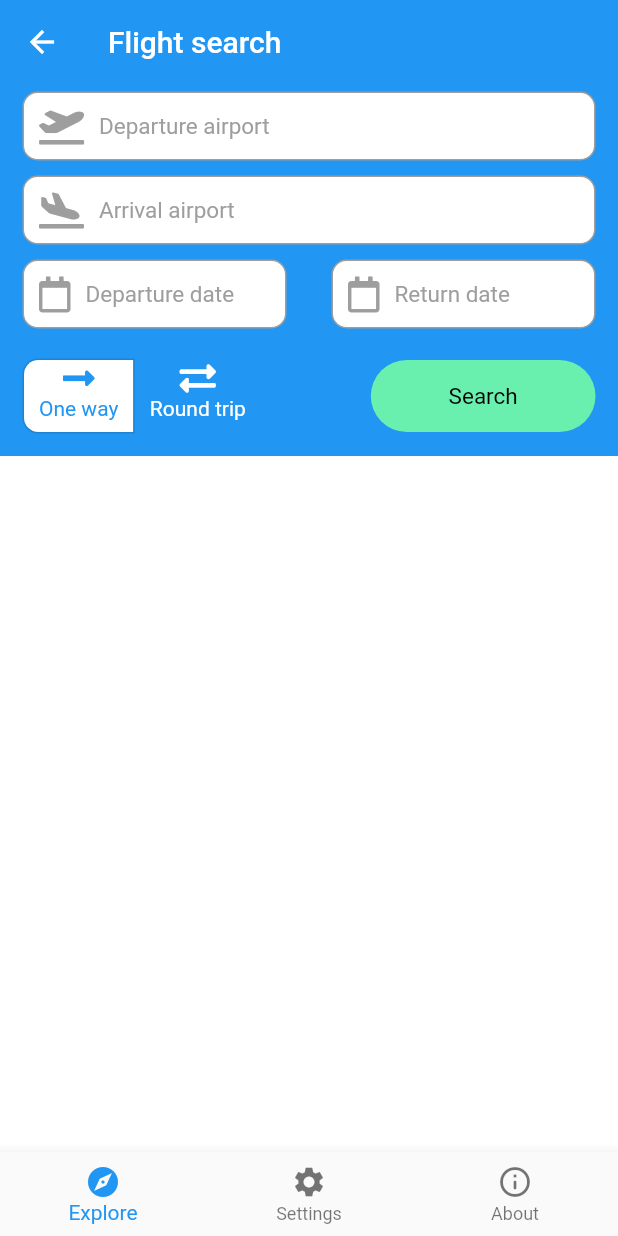
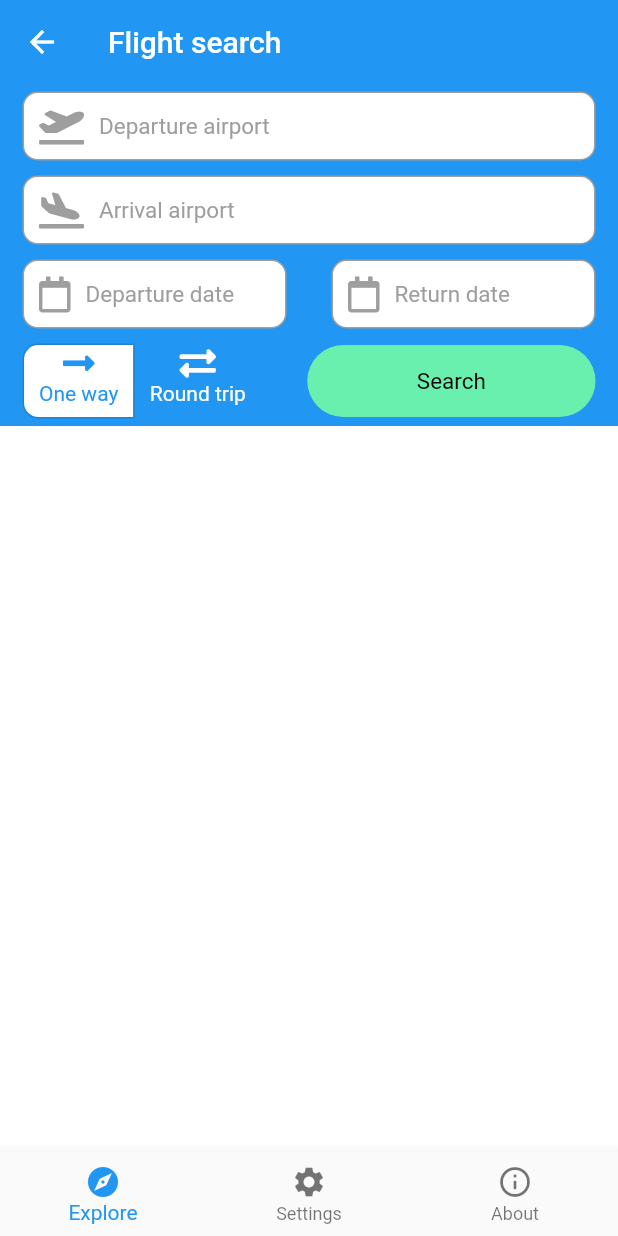
Before and after one commit to tombortniak/TravelFinder, a Flutter app: the screen it shows after launch, after a tap on "Find flights", on a phone screen of 412 x 824 dp. Run offline on Flutter 3.47's test engine with Material 2 defaults, Android fonts, the light colour scheme and no system bars; our stand-ins replace cloud_firestore, firebase_core, flutter_spinkit, font_awesome_flutter, modal_bottom_sheet; missing offline and left inert: emoji_flag_converter; accounts and stored records are empty.

Commit message:
Fix system back button behavior

```diff
--- a/lib/components/flight_search_field.dart
+++ b/lib/components/flight_search_field.dart
@@ -1,6 +1,6 @@
 import 'package:flutter/material.dart';
 import 'package:font_awesome_flutter/font_awesome_flutter.dart';
-import 'package:travel_finder/pages/airport_selection_page.dart';
+import 'package:travel_finder/pages/airport_country_selection_page.dart';
 import 'package:modal_bottom_sheet/modal_bottom_sheet.dart';
 import 'package:travel_finder/components/selection_sheet.dart';
 
--- a/lib/components/search_button.dart
+++ b/lib/components/search_button.dart
@@ -12,7 +12,7 @@ class SearchButton extends StatelessWidget {
           textAlign: TextAlign.center,
           style: TextStyle(fontSize: 15.0, color: Colors.black),
         ),
-        margin: EdgeInsets.only(top: 5.0, bottom: 5.0, right: 15.0),
+        margin: EdgeInsets.symmetric(horizontal: 15.0, vertical: 5.0),
         padding: EdgeInsets.all(15.0),
         decoration: BoxDecoration(
           color: Colors.greenAccent,
--- /dev/null
+++ b/lib/models/airport.dart
@@ -0,0 +1,21 @@
+class Airport {
+  final String _name;
+  final String _country;
+  final String _countryAlpha2Code;
+  final String _iataCode;
+
+  Airport(
+      {required name,
+      required country,
+      required countryAlpha2Code,
+      required iataCode})
+      : _name = name,
+        _country = country,
+        _countryAlpha2Code = countryAlpha2Code,
+        _iataCode = iataCode;
+
+  String get name => _name;
+  String get country => _country;
+  String get countryAlpha2Code => _countryAlpha2Code;
+  String get iataCode => _iataCode;
+}
--- a/lib/pages/explore_page.dart
+++ b/lib/pages/explore_page.dart
@@ -12,8 +12,7 @@ class ExplorePage extends StatefulWidget {
 class _ExplorePageState extends State<ExplorePage> {
   @override
   Widget build(BuildContext context) {
-    return Scaffold(
-      body: Column(
+    return Column(
       children: [
         Expanded(
           child: Container(
@@ -54,7 +53,6 @@ class _ExplorePageState extends State<ExplorePage> {
         ),
         Expanded(child: SizedBox()),
       ],
-      ),
     );
   }
 }
--- a/lib/pages/flight_search_page.dart
+++ b/lib/pages/flight_search_page.dart
@@ -2,10 +2,11 @@ import 'package:flutter/material.dart';
 import 'package:flutter_spinkit/flutter_spinkit.dart';
 import 'package:font_awesome_flutter/font_awesome_flutter.dart';
 import 'package:modal_bottom_sheet/modal_bottom_sheet.dart';
-import 'package:travel_finder/pages/airport_selection_page.dart';
+import 'package:travel_finder/pages/airport_country_selection_page.dart';
 import 'package:travel_finder/components/flight_search_field.dart';
 import 'package:travel_finder/components/search_button.dart';
-import 'package:travel_finder/services/airports.dart';
+import 'package:travel_finder/services/database.dart';
+import 'package:travel_finder/models/airport.dart';
 
 class FlightSearchPage extends StatefulWidget {
   final AirportFinder _airportFinder = AirportFinder();
@@ -49,9 +50,11 @@ class _FlightSearchPageState extends State<FlightSearchPage> {
                             color: Colors.grey,
                           ),
                           onTap: () {
-                            showBarModalBottomSheet(
+                            showMaterialModalBottomSheet(
+                                backgroundColor: Colors.transparent,
                                 context: context,
-                                builder: (context) => AirportSelectionPage(
+                                builder: (context) =>
+                                    AirportCountrySelectionPage(
                                       airports: _availableAirports,
                                     ));
                           },
@@ -63,9 +66,11 @@ class _FlightSearchPageState extends State<FlightSearchPage> {
                             color: Colors.grey,
                           ),
                           onTap: () {
-                            showBarModalBottomSheet(
+                            showMaterialModalBottomSheet(
+                                backgroundColor: Colors.transparent,
                                 context: context,
-                                builder: (context) => AirportSelectionPage(
+                                builder: (context) =>
+                                    AirportCountrySelectionPage(
                                       airports: _availableAirports,
                                     ));
                           },
@@ -95,10 +100,9 @@ class _FlightSearchPageState extends State<FlightSearchPage> {
                           ],
                         ),
                         Row(
+                          mainAxisAlignment: MainAxisAlignment.spaceBetween,
                           children: [
-                            Expanded(
-                              flex: 3,
-                              child: Container(
+                            Container(
                               child: ToggleButtons(
                                 color: Colors.white,
                                 borderColor: Colors.blue,
@@ -129,8 +133,7 @@ class _FlightSearchPageState extends State<FlightSearchPage> {
                                       ),
                                       Column(
                                         children: [
-                                            FaIcon(
-                                                FontAwesomeIcons.exchangeAlt),
+                                          FaIcon(FontAwesomeIcons.exchangeAlt),
                                           Text('Round trip'),
                                         ],
                                       ),
@@ -156,11 +159,10 @@ class _FlightSearchPageState extends State<FlightSearchPage> {
                                   });
                                 },
                               ),
-                                margin: EdgeInsets.all(15.0),
-                              ),
+                              margin: EdgeInsets.symmetric(
+                                  horizontal: 15.0, vertical: 5.0),
                             ),
                             Expanded(
-                              flex: 2,
                               child: SearchButton(),
                             )
                           ],
--- a/lib/pages/home_page.dart
+++ b/lib/pages/home_page.dart
@@ -1,6 +1,7 @@
 import 'package:flutter/material.dart';
+import 'package:flutter/services.dart';
+import 'explore_page.dart';
 import 'package:travel_finder/services/navigation.dart';
-import 'explore_page.dart';
 
 class HomePage extends StatefulWidget {
   const HomePage({Key? key}) : super(key: key);
@@ -11,7 +12,22 @@ class HomePage extends StatefulWidget {
 
 class _HomePageState extends State<HomePage> {
   int _selectedBarItemIndex = 0;
-  final _pages = [ExplorePage()];
+
+  List<GlobalKey<NavigatorState>> _navigatorKeys = [
+    exploreNavigatorKey,
+  ];
+
+  Future<bool> _systemBackButtonPressed() {
+    if (_navigatorKeys[_selectedBarItemIndex].currentState!.canPop()) {
+      _navigatorKeys[_selectedBarItemIndex]
+          .currentState!
+          .pop(_navigatorKeys[_selectedBarItemIndex].currentContext);
+    } else {
+      SystemChannels.platform.invokeMethod<void>('SystemNavigator.pop');
+    }
+
+    return Future.value(false);
+  }
 
   void _onItemTapped(int index) {
     setState(() {
@@ -22,10 +38,15 @@ class _HomePageState extends State<HomePage> {
   @override
   Widget build(BuildContext context) {
     return MaterialApp(
-      home: Scaffold(
-        body: IndexedStack(
+      home: WillPopScope(
+        onWillPop: _systemBackButtonPressed,
+        child: Scaffold(
+          body: SafeArea(
+            top: false,
+            child: IndexedStack(
               index: _selectedBarItemIndex,
               children: [ExploreNavigator()],
+            ),
           ),
           bottomNavigationBar: BottomNavigationBar(
             currentIndex: _selectedBarItemIndex,
@@ -42,6 +63,7 @@ class _HomePageState extends State<HomePage> {
             ],
           ),
         ),
+      ),
     );
   }
 }
--- a/lib/services/airports.dart
+++ b/lib/services/database.dart
@@ -1,4 +1,5 @@
 import 'package:cloud_firestore/cloud_firestore.dart';
+import 'package:travel_finder/models/airport.dart';
 
 class AirportFinder {
   List<Airport> _availableAirports = [];
@@ -9,29 +10,18 @@ class AirportFinder {
     final List<DocumentSnapshot> documents = result.docs;
 
     documents.forEach((doc) {
-      var airportName = doc['airportName'];
+      var airportName = doc['name'];
       var country = doc['country'];
+      var countryAlpha2Code = doc['countryAlpha2Code'];
       var iataCode = doc['iataCode'];
       Airport airport = Airport(
-          airportName: airportName, country: country, iataCode: iataCode);
+          name: airportName,
+          country: country,
+          countryAlpha2Code: countryAlpha2Code,
+          iataCode: iataCode);
       _availableAirports.add(airport);
     });
 
     return _availableAirports;
   }
 }
-
-class Airport {
-  final String _airportName;
-  final String _country;
-  final String _iataCode;
-
-  Airport({required airportName, required country, required iataCode})
-      : _airportName = airportName,
-        _country = country,
-        _iataCode = iataCode;
-
-  String get airportName => _airportName;
-  String get country => _country;
-  String get iataCode => _iataCode;
-}
--- a/lib/services/navigation.dart
+++ b/lib/services/navigation.dart
@@ -1,6 +1,8 @@
 import 'package:flutter/material.dart';
 import 'package:travel_finder/pages/explore_page.dart';
 import 'package:travel_finder/pages/flight_search_page.dart';
+
+GlobalKey<NavigatorState> exploreNavigatorKey = GlobalKey<NavigatorState>();
 
 class ExploreNavigator extends StatefulWidget {
   const ExploreNavigator({Key? key}) : super(key: key);
@@ -13,6 +15,7 @@ class _ExploreNavigatorState extends State<ExploreNavigator> {
   @override
   Widget build(BuildContext context) {
     return Navigator(
+      key: exploreNavigatorKey,
       onGenerateRoute: (RouteSettings settings) {
         return MaterialPageRoute(
             settings: settings,
--- a/pubspec.yaml
+++ b/pubspec.yaml
@@ -41,6 +41,7 @@ dependencies:
   modal_bottom_sheet: ^2.0.0
   font_awesome_flutter: ^9.2.0
   group_list_view: ^1.1.1
+  emoji_flag_converter: ^1.1.0
 
 dev_dependencies:
   flutter_test:
```
Also changed, not shown: lib/models/country.dart (added, +15 -0 lines), lib/pages/airport_country_selection_page.dart (added, +69 -0 lines), lib/pages/airport_selection_page.dart (+2 -38 lines), pubspec.lock. Lines whose indentation alone changed are shown as unchanged.
